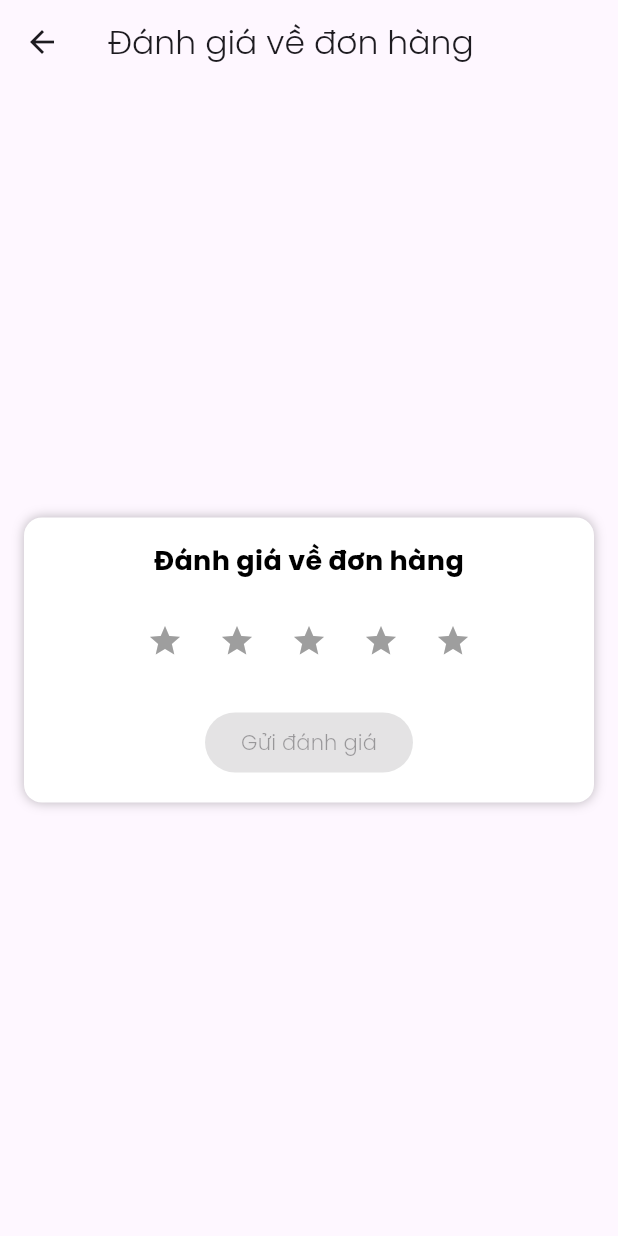
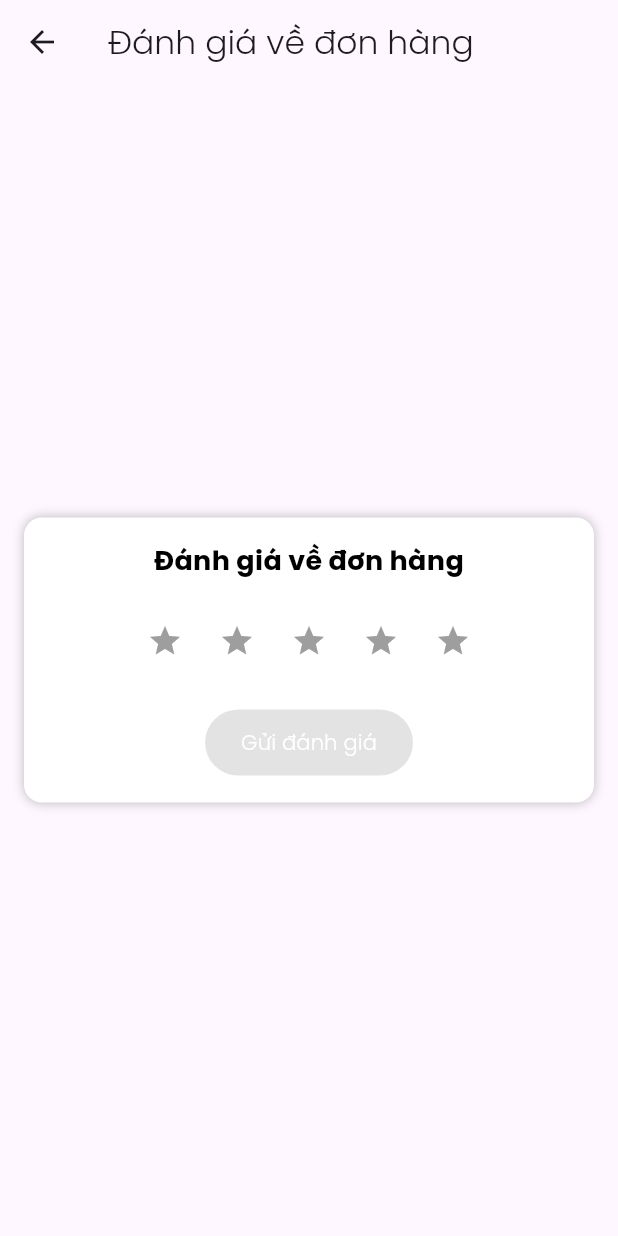
Before and after one commit to adohong4/Mobile-Ecommerce, a Flutter app: the ReviewPage screen opened directly, on a phone screen of 412 x 824 dp. Run offline on Flutter 3.47's test engine with Material 3 defaults, Android fonts, the phone set to English and light mode, and no system bars; our stand-ins replace font_awesome_flutter.

Commit message:
Fix trang đánh giá

```diff
--- a/mobile_app/lib/pages/ReviewPage.dart
+++ b/mobile_app/lib/pages/ReviewPage.dart
@@ -32,7 +32,6 @@ class _ReviewPageState extends State<ReviewPage> {
                   style: TextStyle(fontSize: 18, fontWeight: FontWeight.bold, fontFamily: 'Poppins')),
               const SizedBox(height: 16),
 
-              // Vùng chọn sao đánh giá
               Row(
                 mainAxisAlignment: MainAxisAlignment.center,
                 children: List.generate(5, (index) {
@@ -53,16 +52,26 @@ class _ReviewPageState extends State<ReviewPage> {
 
               const SizedBox(height: 20),
               ElevatedButton(
+                style: ElevatedButton.styleFrom(
+                  backgroundColor: Color(0xFF0D47A1),
+                  padding: const EdgeInsets.symmetric(horizontal: 24, vertical: 12),
+                ),
                 onPressed: selectedStars > 0
                     ? () {
-                  // Xử lý gửi đánh giá tại đây (ví dụ: gửi lên server)
                   ScaffoldMessenger.of(context).showSnackBar(SnackBar(
                     content: Text('Bạn đã đánh giá $selectedStars sao.'),
                   ));
                 }
-                    : null, // Không cho gửi nếu chưa chọn sao
-                child: const Text('Gửi đánh giá', style: TextStyle(fontFamily: 'Poppins')),
-              ),
+                    : null,
+                child: const Text(
+                  'Gửi đánh giá',
+                  style: TextStyle(
+                    fontFamily: 'Poppins',
+                    color: Colors.white,
+                  ),
+                ),
+              )
+
             ],
           ),
         ),
```
